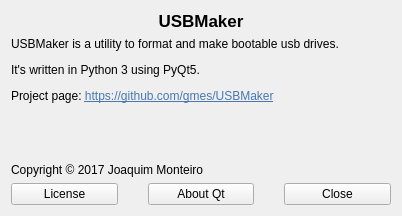
MonterraByte/USBMaker, file USBMaker/about_ui.ui: the form before one commit.
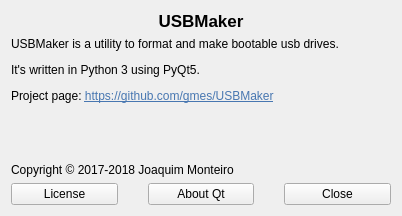
The form after the commit.

Commit message: Update copyright year

```diff
--- a/USBMaker/about_ui.ui
+++ b/USBMaker/about_ui.ui
@@ -71,7 +71,7 @@
       </sizepolicy>
      </property>
      <property name="text">
-      <string notr="true">Copyright © 2017 Joaquim Monteiro</string>
+      <string notr="true">Copyright © 2017-2018 Joaquim Monteiro</string>
      </property>
      <property name="alignment">
       <set>Qt::AlignBottom|Qt::AlignLeading|Qt::AlignLeft</set>
```
The commit also changes 14 other files.
